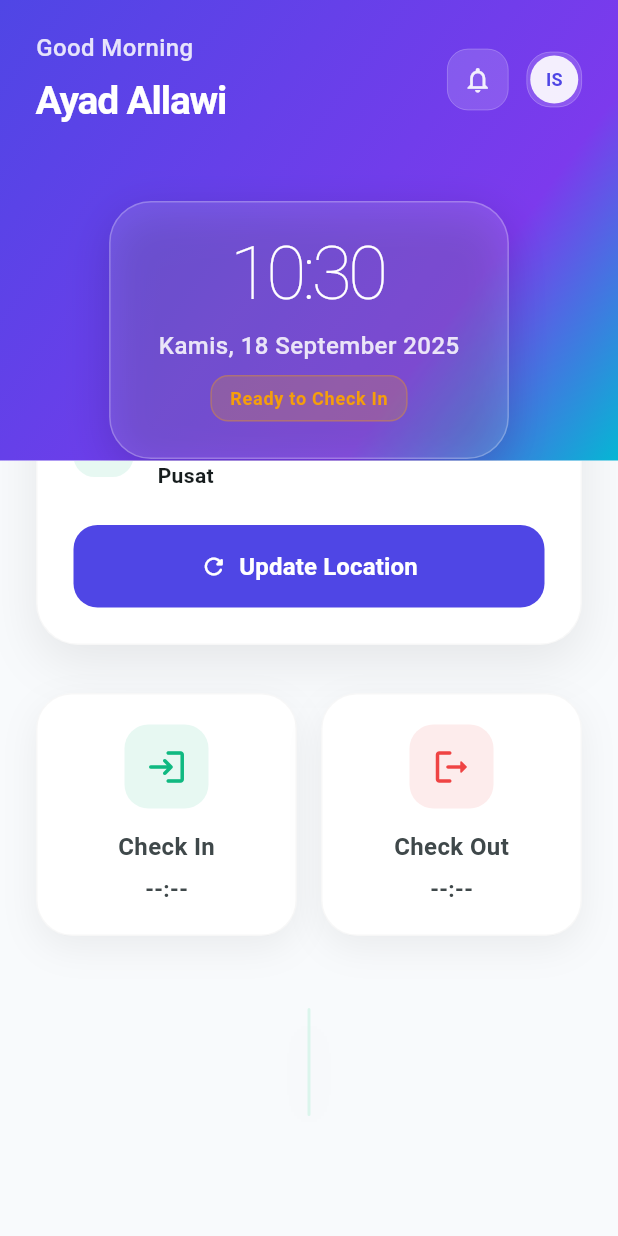
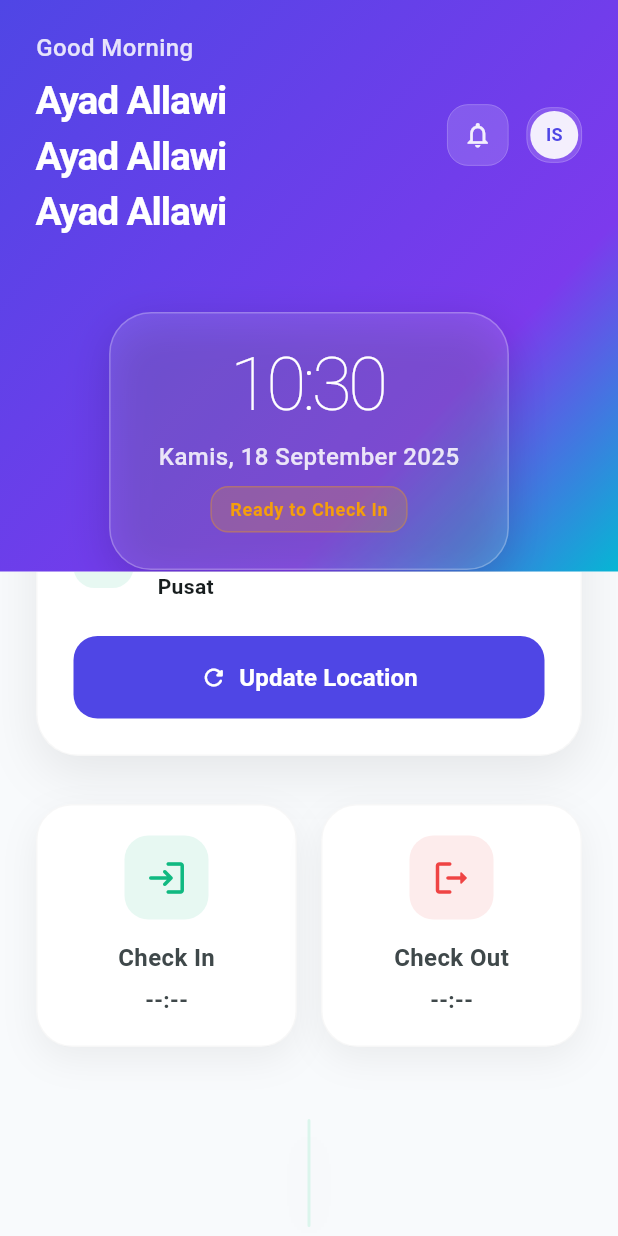
Before and after one commit to AyadAllawi/MyAbsen_app, a Flutter app: the HomePage screen opened by its route, scrolled down 354 dp, on a phone screen of 412 x 824 dp. Run offline on Flutter 3.47's test engine with Material 3 defaults, Android fonts, the phone set to English and light mode, and no system bars; our stand-ins replace easy_localization, geocoding, geolocator, get, google_maps_flutter, image_picker and 3 more; accounts and stored records are empty.

Commit message:
MyAbsen2

```diff
--- a/lib/views/home.dart
+++ b/lib/views/home.dart
@@ -325,6 +325,24 @@ class _HomePageState extends State<HomePage> with TickerProviderStateMixin {
                               ),
                             ),
                             const SizedBox(height: 6),
+                            Text(
+                              "Ayad Allawi",
+                              style: const TextStyle(
+                                color: Colors.white,
+                                fontSize: 26,
+                                fontWeight: FontWeight.w700,
+                                letterSpacing: -0.8,
+                              ),
+                            ),
+                            Text(
+                              "Ayad Allawi",
+                              style: const TextStyle(
+                                color: Colors.white,
+                                fontSize: 26,
+                                fontWeight: FontWeight.w700,
+                                letterSpacing: -0.8,
+                              ),
+                            ),
                             Text(
                               "Ayad Allawi",
                               style: const TextStyle(
```
